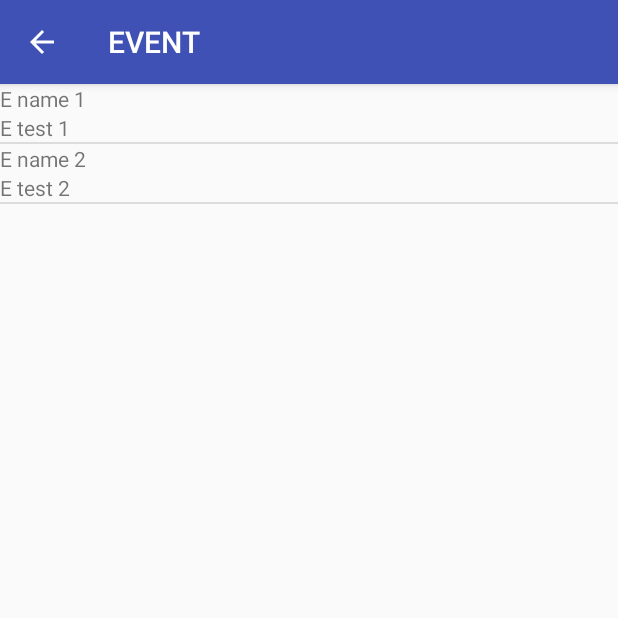
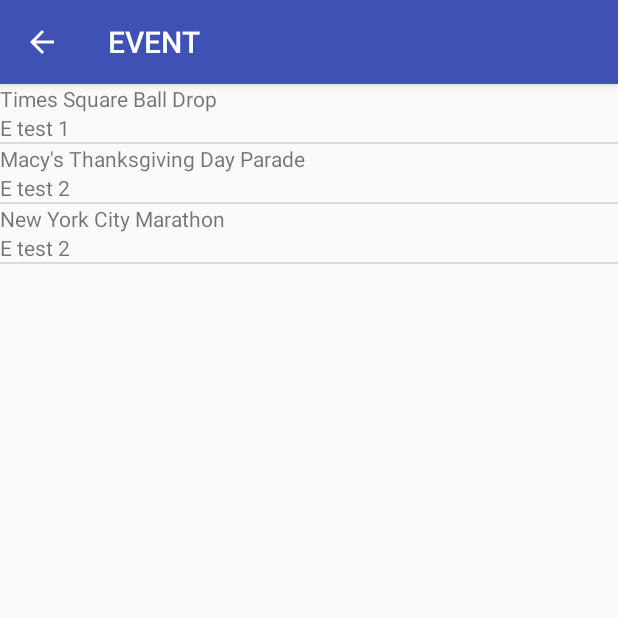
Before and after one commit to arrickx/TourGuideNYC, an Android app: the EventActivity screen opened directly, with no data from a screen before it, on a phone screen of 412 x 824 dp, the top half of it. Run offline under Robolectric (Android 15) with nearby library versions, the phone set to English and light mode, and no system bars; our stand-ins replace ButterKnife.

Commit message:
1. Bind String using butter knife 2. Update the attraction names in different activities

```diff
--- a/app/src/main/java/com/example/android/tourguidenyc/EventActivity.java
+++ b/app/src/main/java/com/example/android/tourguidenyc/EventActivity.java
@@ -6,20 +6,30 @@
 
 import java.util.ArrayList;
 
+import butterknife.BindString;
 import butterknife.BindView;
+import butterknife.ButterKnife;
 
 public class EventActivity extends AppCompatActivity {
+    @BindString(R.string.times_square_ball_drop)
+    String balldrop;
+    @BindString(R.string.macys_thanksgiving_parade)
+    String parade;
+    @BindString(R.string.new_york_city_marathon)
+    String marathon;
 
     @Override
     protected void onCreate(Bundle savedInstanceState) {
         super.onCreate(savedInstanceState);
         setContentView(R.layout.attraction_list);
+        ButterKnife.bind(this);
 
         // Create a list of landmark attractions
         final ArrayList<Attraction> attractions = new ArrayList<>();
 
-        attractions.add(new Attraction("E name 1", "E test 1"));
-        attractions.add(new Attraction("E name 2", "E test 2"));
+        attractions.add(new Attraction(balldrop, "E test 1"));
+        attractions.add(new Attraction(parade, "E test 2"));
+        attractions.add(new Attraction(marathon, "E test 2"));
 
         AttractionAdapter adapter = new AttractionAdapter(this, attractions);
 
```
Also changed, not shown: app/src/main/java/com/example/android/tourguidenyc/LandmarkActivity.java (+13 -2 lines), app/src/main/java/com/example/android/tourguidenyc/MuseumActivity.java (+13 -2 lines), app/src/main/java/com/example/android/tourguidenyc/RestaurantActivity.java (+10 -2 lines).
